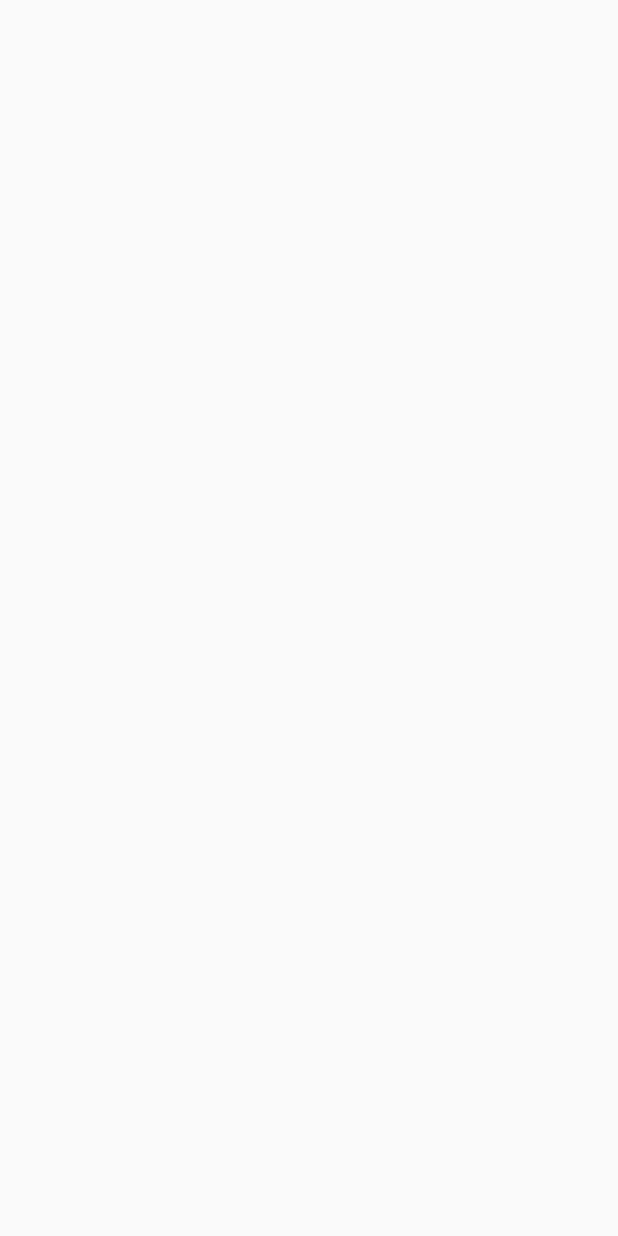
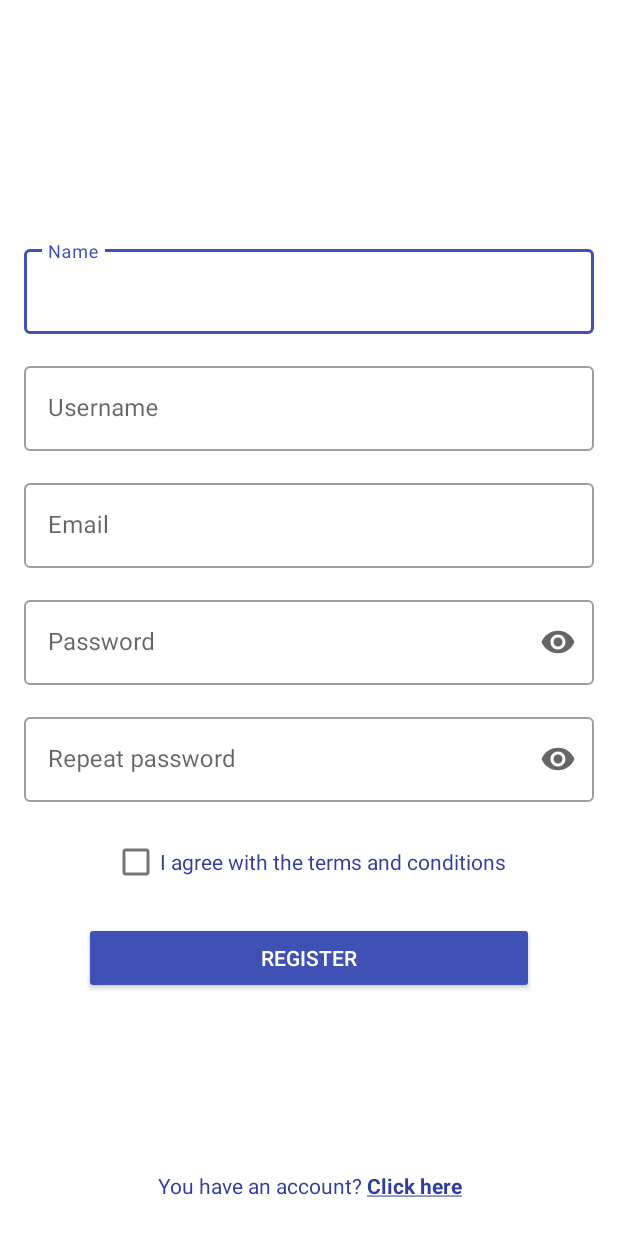
Before and after one commit to PreslavaKuzova/ChitChat, an Android app: the screen it shows after launch (AuthenticationActivity), on a phone screen of 412 x 824 dp. Before the commit the screen is empty. Run offline under Robolectric (Android 15) with nearby library versions, the phone set to English and light mode, and no system bars; our stand-ins replace Firebase (no records; nobody signed in at launch, a user with empty details on screens opened directly), data binding.

Commit message:
Design and architecture improvements

```diff
--- a/app/build.gradle
+++ b/app/build.gradle
@@ -37,6 +37,8 @@ dependencies {
     testImplementation 'junit:junit:4.12'
     androidTestImplementation 'androidx.test.ext:junit:1.1.2'
     androidTestImplementation 'androidx.test.espresso:espresso-core:3.3.0'
-    implementation 'com.google.android.material:material:1.2.0'
+    implementation 'com.google.android.material:material:1.3.0-alpha02'
     implementation 'com.google.firebase:firebase-analytics:17.5.0'
+    implementation 'com.google.firebase:firebase-firestore:21.6.0'
+
 }
--- /dev/null
+++ b/app/src/main/java/com/example/chitchat/core/LoginPresenter.java
@@ -0,0 +1,4 @@
+package com.example.chitchat.core;
+
+public class LoginPresenter {
+}
--- /dev/null
+++ b/app/src/main/java/com/example/chitchat/core/RegisterPresenter.java
@@ -0,0 +1,21 @@
+package com.example.chitchat.core;
+
+import com.example.chitchat.data.AuthenticationService;
+import com.example.chitchat.data.UsersDatabaseService;
+import com.example.chitchat.ui.authenticate.RegisterFragment;
+
+public class RegisterPresenter {
+    private AuthenticationService authenticationService;
+    private UsersDatabaseService databaseService;
+    private RegisterFragment registerFragment;
+
+    public RegisterPresenter(RegisterFragment fragment) {
+        this.registerFragment = fragment;
+        this.authenticationService = AuthenticationService.getInstance();
+    }
+
+
+    public boolean checkIfUsernameAlreadyExists(String username) {
+        return true;
+    }
+}
--- /dev/null
+++ b/app/src/main/java/com/example/chitchat/data/UsersDatabaseService.java
@@ -0,0 +1,4 @@
+package com.example.chitchat.data;
+
+public class UsersDatabaseService {
+}
--- a/app/src/main/java/com/example/chitchat/ui/authenticate/AuthenticationActivity.java
+++ b/app/src/main/java/com/example/chitchat/ui/authenticate/AuthenticationActivity.java
@@ -2,6 +2,8 @@ package com.example.chitchat.ui.authenticate;
 
 import androidx.appcompat.app.AppCompatActivity;
 import androidx.databinding.DataBindingUtil;
+import androidx.fragment.app.FragmentManager;
+import androidx.fragment.app.FragmentTransaction;
 
 import android.os.Bundle;
 import android.view.View;
@@ -10,34 +12,28 @@ import com.example.chitchat.R;
 import com.example.chitchat.data.AuthenticationService;
 import com.example.chitchat.databinding.ActivityAuthenticateBinding;
 
-public class AuthenticationActivity extends AppCompatActivity implements AuthenticationService.AuthenticationListener {
+public class AuthenticationActivity extends AppCompatActivity {
 
     private ActivityAuthenticateBinding binding;
-    private AuthenticationService service;
+    private final FragmentManager manager = getSupportFragmentManager();
 
-    private LoginFragment login;
-    private RegisterFragment register;
+    private LoginFragment loginFragment;
+    private RegisterFragment registerFragment;
 
 
     @Override
     protected void onCreate(Bundle savedInstanceState) {
         super.onCreate(savedInstanceState);
 
-        initData();
-    }
+        this.binding = DataBindingUtil.setContentView(this, R.layout.activity_authenticate);
 
-    private void initData() {
-        this.binding = DataBindingUtil.setContentView(this, R.layout.activity_authenticate);
-        this.service = AuthenticationService.getInstance();
-    }
+        this.loginFragment = new LoginFragment();
+        this.registerFragment = new RegisterFragment();
 
-    @Override
-    public void onSuccess() {
+        FragmentTransaction transaction = manager.beginTransaction();
+        transaction.replace(R.id.grp_container, registerFragment);
+        transaction.commit();
 
-    }
-
-    @Override
-    public void onFailed() {
 
     }
 }
--- a/app/src/main/java/com/example/chitchat/ui/authenticate/RegisterFragment.java
+++ b/app/src/main/java/com/example/chitchat/ui/authenticate/RegisterFragment.java
@@ -2,39 +2,66 @@ package com.example.chitchat.ui.authenticate;
 
 import android.os.Bundle;
 
+import androidx.annotation.NonNull;
+import androidx.annotation.Nullable;
+import androidx.databinding.DataBindingUtil;
 import androidx.fragment.app.Fragment;
 
 import android.view.LayoutInflater;
 import android.view.View;
 import android.view.ViewGroup;
+import android.widget.Toast;
 
 import com.example.chitchat.R;
+import com.example.chitchat.core.RegisterPresenter;
 import com.example.chitchat.data.AuthenticationService;
+import com.example.chitchat.databinding.FragmentRegisterBinding;
 
 
-public class RegisterFragment extends Fragment implements AuthenticationService.AuthenticationListener {
+public class RegisterFragment extends Fragment {
 
+    private FragmentRegisterBinding binding;
     private AuthenticationService service;
+    private RegisterPresenter registerPresenter;
 
     @Override
     public void onCreate(Bundle savedInstanceState) {
         super.onCreate(savedInstanceState);
+        registerPresenter = new RegisterPresenter(this);
     }
 
     @Override
     public View onCreateView(LayoutInflater inflater, ViewGroup container,
                              Bundle savedInstanceState) {
-        // Inflate the layout for this fragment
-        return inflater.inflate(R.layout.fragment_register, container, false);
+        this.binding = DataBindingUtil.inflate(inflater, R.layout.fragment_register, container, false);
+        return binding.getRoot();
     }
 
     @Override
-    public void onSuccess() {
+    public void onViewCreated(@NonNull View view, @Nullable Bundle savedInstanceState) {
+        super.onViewCreated(view, savedInstanceState);
 
-    }
+//        binding.edtUsername.setOnFocusChangeListener(new View.OnFocusChangeListener() {
+//            @Override
+//            public void onFocusChange(View view, boolean hasFocus) {
+//                if(!hasFocus) {
+//                    String username = binding.edtUsername.getText().toString();
+//
+//                    if(username.trim().length() == 0) {
+//                        binding.edtUsername.setError("This field cannot be empty");
+//                        binding.edtUsername.setText("");
+//                    } else {
+//                        if(registerPresenter.checkIfUsernameAlreadyExists(username)) {
+//                            binding.edtUsername.setError("Username already exists");
+//                        } else {
+//
+//                        }
+//                    }
+//                }
+//            }
+//        });
 
-    @Override
-    public void onFailed() {
+
 
     }
 }
--- /dev/null
+++ b/app/src/main/res/color/text_view_accent.xml
@@ -0,0 +1,6 @@
+<?xml version="1.0" encoding="utf-8"?>
+<selector xmlns:android="http://schemas.android.com/apk/res/android">
+    <item android:state_pressed="true"
+        android:color="@color/colorAccent" />
+    <item android:color="@color/colorPrimaryDark"/>
+</selector>
--- a/app/src/main/res/layout/fragment_register.xml
+++ b/app/src/main/res/layout/fragment_register.xml
@@ -1,4 +1,7 @@
 <?xml version="1.0" encoding="utf-8"?>
+
+<layout xmlns:app="http://schemas.android.com/apk/res-auto">
+
     <RelativeLayout xmlns:android="http://schemas.android.com/apk/res/android"
         xmlns:tools="http://schemas.android.com/tools"
         android:layout_width="match_parent"
@@ -13,28 +16,82 @@
             android:gravity="center"
             android:orientation="vertical">
 
-        <EditText
+            <com.google.android.material.textfield.TextInputLayout
+                android:id="@+id/edt_name"
+                style="@style/SimpleTextInput"
+                android:layout_width="match_parent"
+                android:layout_height="match_parent"
+                android:hint="@string/name">
+
+                <com.google.android.material.textfield.TextInputEditText
+                    android:layout_width="match_parent"
+                    android:layout_height="wrap_content" />
+
+            </com.google.android.material.textfield.TextInputLayout>
+
+            <com.google.android.material.textfield.TextInputLayout
+                android:id="@+id/edt_username"
+                style="@style/SimpleTextInput"
+                android:layout_width="match_parent"
+                android:layout_height="match_parent"
+                android:hint="@string/username">
+
+                <com.google.android.material.textfield.TextInputEditText
+                    android:layout_width="match_parent"
+                    android:layout_height="wrap_content" />
+
+            </com.google.android.material.textfield.TextInputLayout>
+
+            <com.google.android.material.textfield.TextInputLayout
                 android:id="@+id/edt_email"
-            style="@style/SimpleEditText"
+                style="@style/SimpleTextInput"
+                android:layout_width="match_parent"
+                android:layout_height="match_parent"
+                android:hint="@string/email">
+
+                <com.google.android.material.textfield.TextInputEditText
                     android:layout_width="match_parent"
                     android:layout_height="wrap_content"
-            android:hint="@string/email" />
+                    android:inputType="textEmailAddress" />
 
-        <EditText
+            </com.google.android.material.textfield.TextInputLayout>
+
+            <com.google.android.material.textfield.TextInputLayout
                 android:id="@+id/edt_pass"
-            style="@style/SimpleEditText"
+                style="@style/SimpleTextInput"
+                android:layout_width="match_parent"
+                android:layout_height="match_parent"
+                android:hint="@string/password"
+                app:endIconMode="password_toggle">
+
+                <com.google.android.material.textfield.TextInputEditText
                     android:layout_width="match_parent"
                     android:layout_height="wrap_content"
-            android:hint="@string/password"
                     android:inputType="textPassword" />
 
-        <EditText
+            </com.google.android.material.textfield.TextInputLayout>
+
+            <com.google.android.material.textfield.TextInputLayout
                 android:id="@+id/edt_repeat_pass"
-            style="@style/SimpleEditText"
+                style="@style/SimpleTextInput"
+                android:layout_width="match_parent"
+                android:layout_height="match_parent"
+                android:hint="@string/repeat_password"
+                app:endIconMode="password_toggle">
+
+                <com.google.android.material.textfield.TextInputEditText
                     android:layout_width="match_parent"
                     android:layout_height="wrap_content"
-            android:hint="@string/repeat_password"
                     android:inputType="textPassword" />
+
+            </com.google.android.material.textfield.TextInputLayout>
+
+            <CheckBox
+                android:layout_width="wrap_content"
+                android:layout_height="wrap_content"
+                android:layout_marginBottom="@dimen/default_margin"
+                android:text="@string/i_agree_with_the_terms_and_conditions"
+                android:textColor="@color/colorPrimaryDark" />
 
             <Button
                 android:id="@+id/btn_register"
@@ -56,7 +113,8 @@
             android:gravity="center"
             android:paddingTop="8dp"
             android:paddingBottom="8dp"
-        android:textColor="@color/colorPrimaryDark"
-        android:text="@string/you_have_an_account_click_here" />
+            android:text="@string/you_have_an_account_click_here"
+            android:textColor="@color/text_view_accent" />
 
     </RelativeLayout>
+</layout>
--- a/app/src/main/res/values/dimens.xml
+++ b/app/src/main/res/values/dimens.xml
@@ -2,4 +2,5 @@
 <resources>
     <dimen name="button_width">300dp</dimen>
     <dimen name="splash_screen_margin_bottom">64dp</dimen>
+    <dimen name="default_margin">16dp</dimen>
 </resources>
--- a/app/src/main/res/values/strings.xml
+++ b/app/src/main/res/values/strings.xml
@@ -12,4 +12,7 @@
     <string name="repeat_password">Repeat password</string>
     <string name="you_don_t_have_an_account_yet_click_here">You don\'t have an account yet? <u><b>Click here</b></u></string>
     <string name="login">Login</string>
+    <string name="name">Name</string>
+    <string name="username">Username</string>
+    <string name="i_agree_with_the_terms_and_conditions">I agree with the terms and conditions</string>
 </resources>
--- a/app/src/main/res/values/styles.xml
+++ b/app/src/main/res/values/styles.xml
@@ -1,6 +1,6 @@
 <resources>
     <!-- Base application theme. -->
-    <style name="AppTheme" parent="Theme.AppCompat.Light.NoActionBar">
+    <style name="AppTheme" parent="Theme.MaterialComponents.Light.NoActionBar">
         <!-- Customize your theme here. -->
         <item name="colorPrimary">@color/colorPrimary</item>
         <item name="colorPrimaryDark">@color/colorPrimaryDark</item>
@@ -16,9 +16,18 @@
     </style>
 
     <style name="SimpleEditText" parent="Widget.AppCompat.EditText">
-        <item name="android:layout_marginStart">16dp</item>
-        <item name="android:layout_marginEnd">16dp</item>
-        <item name="android:layout_marginBottom">16dp</item>
+        <item name="android:layout_marginStart">@dimen/default_margin</item>
+        <item name="android:layout_marginEnd">@dimen/default_margin</item>
+        <item name="android:layout_marginBottom">@dimen/default_margin</item>
+        <item name="backgroundTint">@color/colorAccent</item>
     </style>
 
+
+    <style name="SimpleTextInput" parent="Widget.MaterialComponents.TextInputLayout.OutlinedBox">
+        <item name="android:layout_marginStart">@dimen/default_margin</item>
+        <item name="android:layout_marginEnd">@dimen/default_margin</item>
+        <item name="android:layout_marginBottom">@dimen/default_margin</item>
+    </style>
+
+
 </resources>
```
Lines whose indentation alone changed are shown as unchanged.
